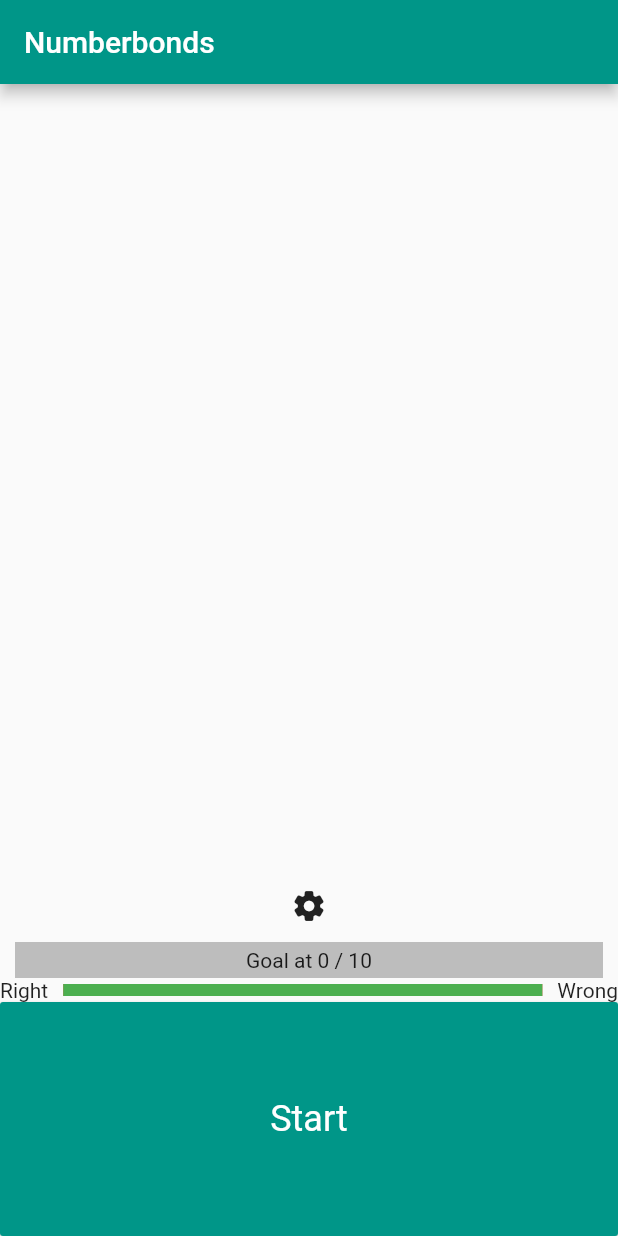
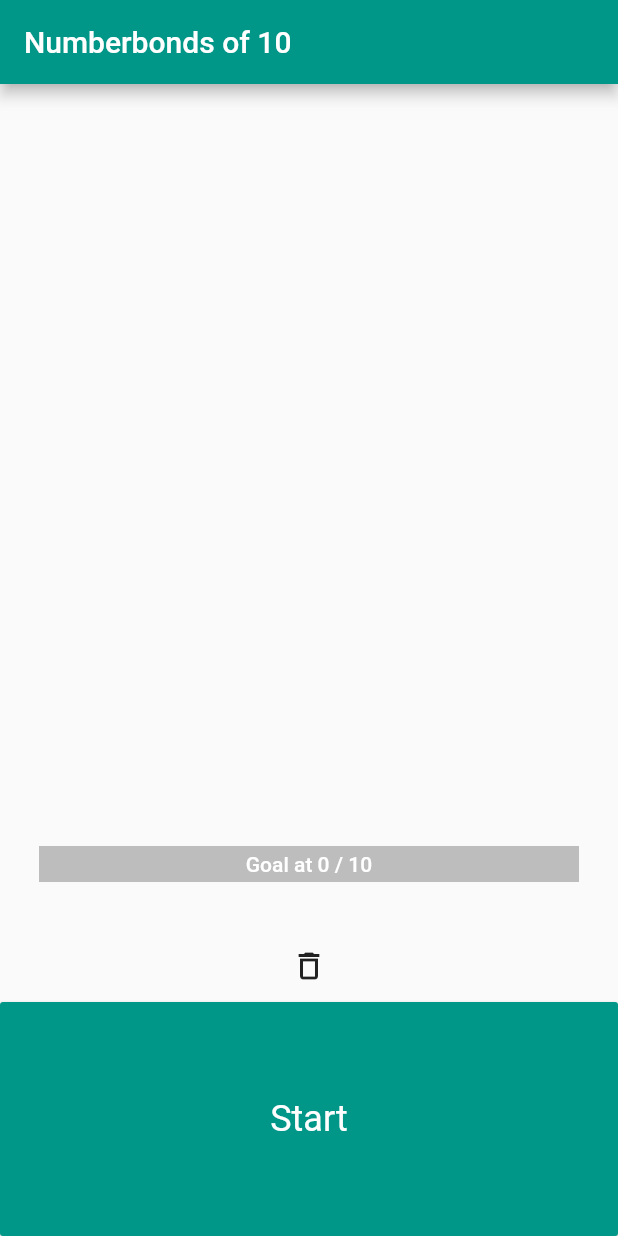
Before and after one commit to purposebakery/numberbonds, a Flutter app: the screen it shows after launch, on a phone screen of 412 x 824 dp. Run offline on Flutter 3.47's test engine with Material 2 defaults, Android fonts, the phone set to English and light mode, and no system bars; drawn by our look-alikes of percent_indicator; our stand-ins replace lottie, shared_preferences.

Commit message:
SGAlertDialog

```diff
--- a/lib/pages/home/HomePage.dart
+++ b/lib/pages/home/HomePage.dart
@@ -2,14 +2,12 @@ import 'package:flutter/material.dart';
 import 'package:flutter/widgets.dart';
 import 'package:numberbonds/common/BaseState.dart';
 import 'package:numberbonds/model/GoalState.dart';
-import 'package:numberbonds/model/NumberBondStatistics.dart';
 import 'package:numberbonds/pages/numberbonds/NumberBondsPage.dart';
 import 'package:numberbonds/storage/GoalStore.dart';
-import 'package:numberbonds/storage/StatisticsStore.dart';
 import 'package:numberbonds/styleguide/buttons/SGButtonRaised.dart';
 import 'package:numberbonds/styleguide/constants/Sizes.dart';
+import 'package:numberbonds/styleguide/dialogs/SGAlertDialog.dart';
 import 'package:numberbonds/styleguide/progress/SGGoalProgress.dart';
-import 'package:numberbonds/styleguide/progress/SGRelationshipProgress.dart';
 
 class HomePage extends StatefulWidget {
   HomePage({Key? key}) : super(key: key);
@@ -27,7 +25,7 @@ class _HomePage extends BaseState<HomePage> {
   Widget build(BuildContext context) {
     return Scaffold(
       appBar: AppBar(
-        title: Text('Numberbonds'),
+        title: Text('Numberbonds of 10'),
       ),
       body: buildBody(context),
     );
@@ -40,7 +38,6 @@ class _HomePage extends BaseState<HomePage> {
         crossAxisAlignment: CrossAxisAlignment.stretch,
         children: <Widget>[
           buildStartButton(),
-          buildSumStatistics(context),
           buildGoalContainer(context),
         ]);
   }
@@ -64,29 +61,11 @@ class _HomePage extends BaseState<HomePage> {
     );
   }
 
-  Widget buildSumStatistics(BuildContext context) {
-    return FutureBuilder<NumberBondStatistics>(
-        future: StatisticsStore.getSumStatistics(),
-        builder: (BuildContext context,
-            AsyncSnapshot<NumberBondStatistics> snapshot) {
-          if (snapshot.connectionState == ConnectionState.done) {
-            // YOUR CUSTOM CODE GOES HERE
-            return SGRelationshipProgress(
-                left: snapshot.data?.correct.toDouble() ?? 0,
-                right: snapshot.data?.wrong.toDouble() ?? 0);
-            return Text(
-                "Correct ${snapshot.data?.correct}\nWrong ${snapshot.data?.wrong}\nTotal ${snapshot.data?.total}");
-          } else {
-            return new CircularProgressIndicator();
-          }
-        });
-  }
-
   Widget buildGoalContainer(BuildContext context) {
     return Column(children: [
       //buildGoal(),
-      buildGoalSettingsButton(),
       buildGoal(),
+      buildGoalSettingsButton(context),
     ]);
     //return buildGoalSettingsButton();
   }
@@ -97,49 +76,40 @@ class _HomePage extends BaseState<HomePage> {
         builder: (BuildContext context, AsyncSnapshot<GoalState> snapshot) {
           if (snapshot.connectionState == ConnectionState.done &&
               snapshot.data != null) {
-            var text = "Goal at ${snapshot.data!.goalProgress} / ${snapshot.data!.goal}";
-            return SGGoalProgress(progress: snapshot.data!.goalProgressPerunus, text: text);
+            var text =
+                "Goal at ${snapshot.data!.goalProgress} / ${snapshot.data!.goal}";
+            return Padding(
+                padding: const EdgeInsets.only(
+                    left: Sizes.SPACE1,
+                    right: Sizes.SPACE1,
+                    bottom: Sizes.SPACE2,
+                    top: Sizes.SPACE2),
+                child: SGGoalProgress(
+                    progress: snapshot.data!.goalProgressPerunus, text: text));
           } else {
             return SGGoalProgress(progress: 0, text: "");
           }
         });
   }
 
-  Widget buildGoalSettingsButton() {
+  Widget buildGoalSettingsButton(BuildContext context) {
     return IconButton(
-        icon: Icon(Icons.settings_rounded),
-        onPressed: () => {showGoalDialog()});
+        icon: Icon(Icons.delete_outline),
+        onPressed: () => {
+          settingsButtonClicked(context)
+        });
   }
 
-  Future<void> showGoalDialog() async {
-    return showDialog<void>(
-      context: context,
-      builder: (BuildContext context) {
-        return AlertDialog(
-          title: const Text('Goal Settings'),
-          content: SingleChildScrollView(
-            child: ListBody(
-              children: const <Widget>[Text('Set your daily goal!')],
-            ),
-          ),
-          actions: <Widget>[
-            TextButton(
-              child: const Text('Reset'),
-              onPressed: () {
-                GoalStore.resetGoalProgress();
-                reload();
-                Navigator.of(context).pop();
-              },
-            ),
-            TextButton(
-              child: const Text('Cancel'),
-              onPressed: () {
-                Navigator.of(context).pop();
-              },
-            ),
-          ],
-        );
-      },
-    );
+  settingsButtonClicked(BuildContext context) {
+    SGAlertDialogParameters parameters = SGAlertDialogParameters();
+    parameters.title = "Reset goal?";
+    parameters.message = "Do you want to reset your daily goal?";
+    parameters.positiveButton = "Confirm";
+    parameters.negativeButton = "Cancel";
+    parameters.positiveCallback = ()=>{
+      GoalStore.resetGoalProgress(),
+      reload()
+    };
+    SGAlertDialog.showSGAlertDialog(context, parameters);
   }
 }
--- /dev/null
+++ b/lib/styleguide/dialogs/SGAlertDialog.dart
@@ -0,0 +1,79 @@
+import 'package:flutter/material.dart';
+
+class SGAlertDialog {
+  static Future<void> showSGAlertDialog(
+      BuildContext context, SGAlertDialogParameters parameters) async {
+    return showDialog<void>(
+      context: context,
+      barrierDismissible: parameters.dismissible,
+      builder: (BuildContext context) {
+        return AlertDialog(
+          title: Text(parameters.title),
+          content: SingleChildScrollView(
+            child: ListBody(
+              children: generateContent(context, parameters),
+            ),
+          ),
+          actions: generateActions(context, parameters),
+        );
+      },
+    );
+  }
+
+  static List<Widget> generateContent(
+      BuildContext context, SGAlertDialogParameters parameters) {
+    var content = List<Widget>.empty(growable: true);
+    if (parameters.message != null) {
+      content.add(Text(parameters.message!));
+    }
+    return content;
+  }
+
+  static List<Widget> generateActions(
+      BuildContext context, SGAlertDialogParameters parameters) {
+    var actions = List<Widget>.empty(growable: true);
+    if (parameters.negativeButton != null) {
+      actions.add(TextButton(
+        child: Text(parameters.negativeButton!),
+        onPressed: () {
+          Navigator.of(context).pop();
+          if (parameters.negativeCallback != null) {
+            parameters.negativeCallback!();
+          }
+        },
+      ));
+    }
+    if (parameters.positiveButton != null) {
+      actions.add(TextButton(
+        child: Text(
+            parameters.positiveButton!,
+          style: TextStyle(
+            color: Colors.white
+          ),
+
+        ),
+        style: ButtonStyle(
+            backgroundColor : MaterialStateProperty.all(Colors.teal)
+        ),
+        onPressed: () {
+          Navigator.of(context).pop();
+          if (parameters.positiveCallback != null) {
+            parameters.positiveCallback!();
+          }
+        },
+      ));
+    }
+
+    return actions;
+  }
+}
+
+class SGAlertDialogParameters {
+  bool dismissible = true;
+  String title = "";
+  String? message;
+  String? positiveButton;
+  Function? positiveCallback;
+  String? negativeButton;
+  Function? negativeCallback;
+}
--- a/lib/styleguide/progress/SGGoalProgress.dart
+++ b/lib/styleguide/progress/SGGoalProgress.dart
@@ -19,7 +19,13 @@ class SGGoalProgress extends StatelessWidget {
       lineHeight: Sizes.ICON_SMALL,
       percent: progress,
       //animation: true,
-      center: Text(text),
+      center: Text(
+          text,
+          textAlign: TextAlign.center,
+          style: Theme.of(context)
+              .textTheme.bodyText1!
+              .apply(color: Colors.white)
+      ),
       progressColor: Colors.teal,
       backgroundColor: Colors.grey.shade400,
     );
--- a/lib/styleguide/progress/SGRelationshipProgress.dart
+++ /dev/null
@@ -1,34 +0,0 @@
-import 'package:flutter/material.dart';
-import 'package:flutter/widgets.dart';
-import 'package:percent_indicator/linear_percent_indicator.dart';
-
-class SGRelationshipProgress extends StatelessWidget {
-  final double left;
-  final Color leftColor;
-
-  final double right;
-  final Color rightColor;
-
-  SGRelationshipProgress(
-      {Key? key,
-      required this.left,
-      required this.right,
-      this.leftColor = Colors.green,
-      this.rightColor = Colors.red})
-      : super(key: key);
-
-  @override
-  Widget build(BuildContext context) {
-    var total = left + right;
-    var progress = left / total;
-    return new LinearPercentIndicator(
-      lineHeight: 8.0,
-      percent: progress,
-      progressColor: leftColor,
-      backgroundColor: rightColor,
-      linearStrokeCap: LinearStrokeCap.butt,
-      leading: new Text("Right"),
-      trailing: new Text("Wrong"),
-    );
-  }
-}
```
Also changed, not shown: lib/pages/numberbonds/NumberBondsPage.dart (+8 -23 lines), 1 other file.
